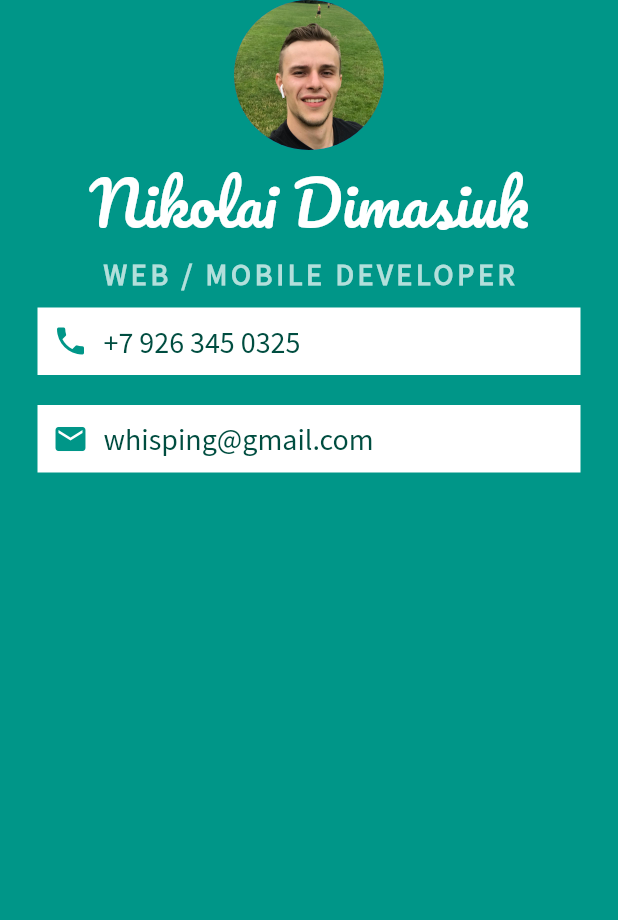
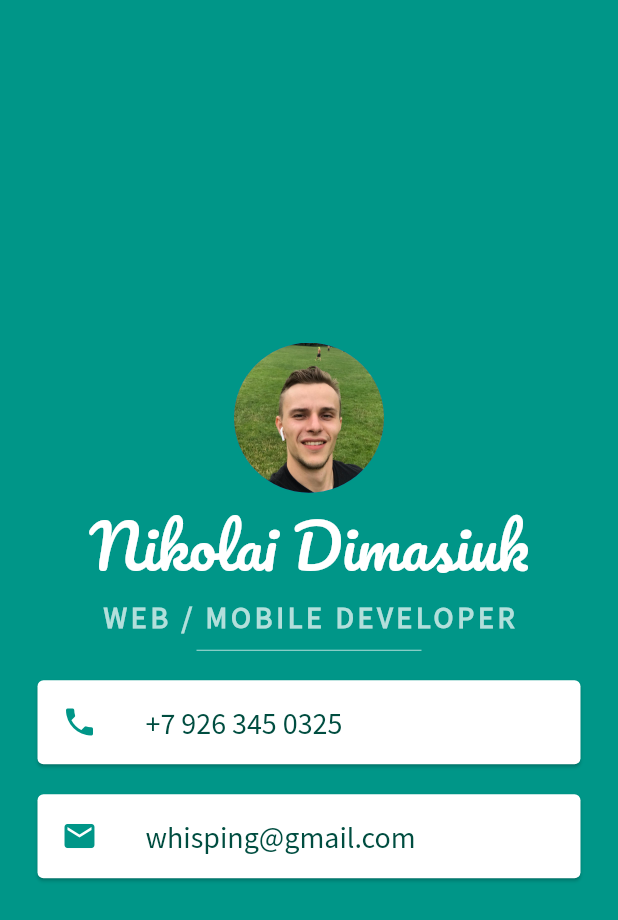
Before and after one commit to whisping/mi-card-flutter, a Flutter app: the screen it shows after launch, on a phone screen of 412 x 824 dp. Shown: the top 920 px of the screen. Run offline on Flutter 3.47's test engine with Material 2 defaults, Android fonts, the phone set to English and light mode, and no system bars.

Commit message:
using Cards widgets & ListTile & Divider

```diff
--- a/lib/main.dart
+++ b/lib/main.dart
@@ -14,6 +14,7 @@ class MyApp extends StatelessWidget {
         backgroundColor: Colors.teal,
         body: SafeArea(
           child: Column(
+            mainAxisAlignment: MainAxisAlignment.center,
             children: <Widget>[
               CircleAvatar(
                 radius: 50,
@@ -38,20 +39,21 @@ class MyApp extends StatelessWidget {
                   letterSpacing: 2.5,
                 ),
               ),
-              Container(
-                color: Colors.white,
+              SizedBox(
+                height: 20,
+                width: 150,
+                child: Divider(
+                  color: Colors.teal.shade100,
+                ),
+              ),
+              Card(
                 margin: EdgeInsets.symmetric(vertical: 10, horizontal: 25),
-                padding: EdgeInsets.all(10),
-                child: Row(
-                  children: <Widget>[
-                    Icon(
+                child: ListTile(
+                  leading: Icon(
                     Icons.phone,
                     color: Colors.teal,
                   ),
-                    SizedBox(
-                      width: 10,
-                    ),
-                    Text(
+                  title: Text(
                     '+7 926 345 0325',
                     style: TextStyle(
                       color: Colors.teal.shade900,
@@ -59,23 +61,16 @@ class MyApp extends StatelessWidget {
                       fontSize: 20,
                     ),
                   ),
-                  ],
                 ),
               ),
-              Container(
-                color: Colors.white,
+              Card(
                 margin: EdgeInsets.symmetric(vertical: 10, horizontal: 25),
-                padding: EdgeInsets.all(10),
-                child: Row(
-                  children: <Widget>[
-                    Icon(
+                child: ListTile(
+                  leading: Icon(
                     Icons.email,
                     color: Colors.teal,
                   ),
-                    SizedBox(
-                      width: 10,
-                    ),
-                    Text(
+                  title: Text(
                     'whisping@gmail.com',
                     style: TextStyle(
                       color: Colors.teal.shade900,
@@ -83,7 +78,6 @@ class MyApp extends StatelessWidget {
                       fontSize: 20,
                     ),
                   ),
-                  ],
                 ),
               ),
             ],
```
Lines whose indentation alone changed are shown as unchanged.
